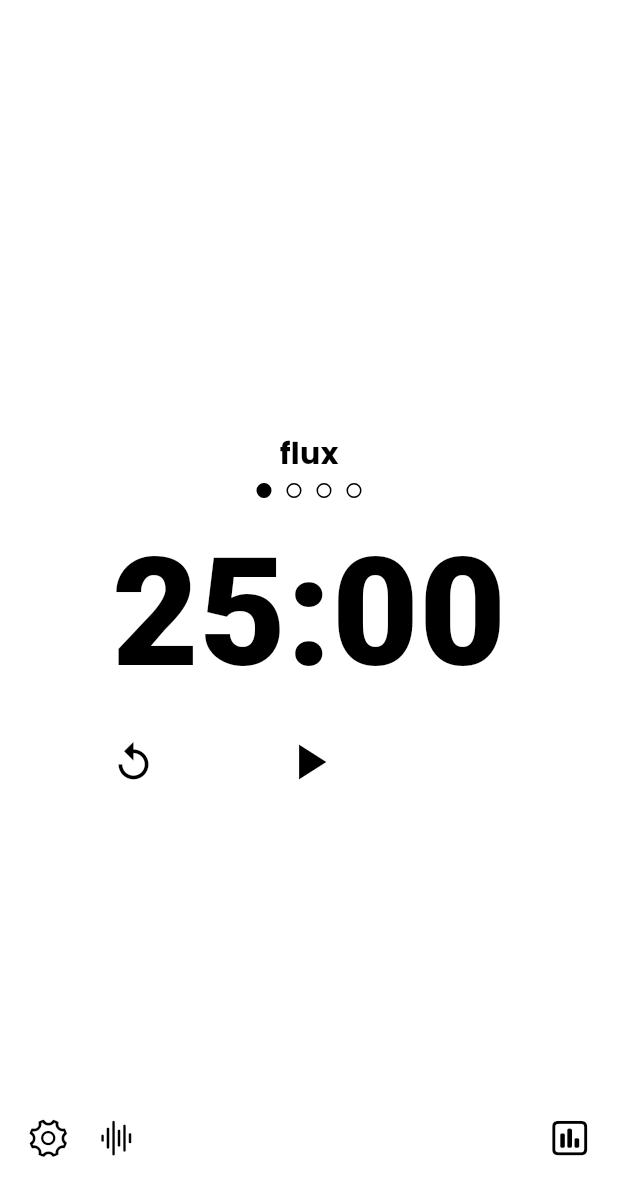
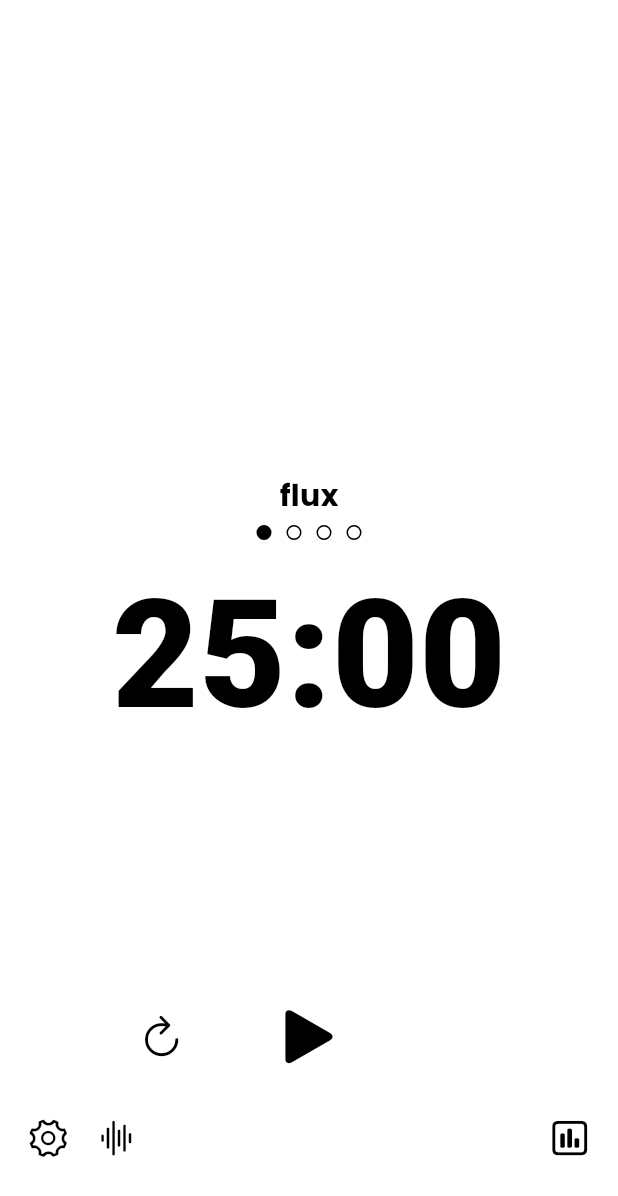
Before and after one commit to serifagir/flux, a Flutter app: the screen it shows after launch, on a phone screen of 412 x 824 dp. Shown: the top 1196 px of the screen. Run offline on Flutter 3.47's test engine with Material 3 defaults, Android fonts, the phone set to English and light mode, and no system bars; our stand-ins replace fl_chart, google_fonts, settings_ui, shared_preferences, wakelock; missing offline and left inert: dart:ffi.

Commit message:
theme main page timer controller

```diff
--- a/lib/components/main_page_components/session_control_buttons.dart
+++ b/lib/components/main_page_components/session_control_buttons.dart
@@ -1,4 +1,8 @@
+import 'dart:ffi';
+
+import 'package:flutter/cupertino.dart';
 import 'package:flutter/material.dart';
+import 'package:flux/provider/flux_configure_provider.dart';
 import 'package:flux/provider/time_provider.dart';
 import 'package:provider/provider.dart';
 
@@ -10,33 +14,46 @@ class SessionControlButtons extends StatelessWidget {
   @override
   Widget build(BuildContext context) {
     final timerProvider = Provider.of<TimerProvider>(context);
+    final size = MediaQuery.of(context).size;
     return Row(
-      mainAxisAlignment: MainAxisAlignment.spaceEvenly,
+      mainAxisAlignment: MainAxisAlignment.spaceBetween,
       crossAxisAlignment: CrossAxisAlignment.center,
       children: [
         IconButton(
           onPressed: () {
             if (!timerProvider.isEqual) {
               timerProvider.resetTimer();
-              timerProvider.toggleTimer();
+            }
+            if (!timerProvider.isRunning) {
+              timerProvider.resetCurrentSession();
             }
           },
-          icon: Icon(Icons.replay, size: 30.0),
+          icon: Icon(
+              timerProvider.isRunning ? null : CupertinoIcons.refresh_thick,
+              size: 30.0),
+        ),
+        SizedBox(
+          width: size.width * 0.1,
         ),
         IconButton(
           onPressed: () {
             timerProvider.toggleTimer();
           },
           icon: Icon(
-            timerProvider.isRunning ? Icons.pause : Icons.play_arrow,
-            size: 40.0,
+            timerProvider.isRunning
+                ? CupertinoIcons.pause_fill
+                : CupertinoIcons.play_fill,
+            size: 50.0,
           ),
+        ),
+        SizedBox(
+          width: size.width * 0.1,
         ),
         IconButton(
           onPressed: () {
             timerProvider.jumpNextRound();
           },
-          icon: Icon(timerProvider.isBreakTime ? Icons.fast_forward : null,
+          icon: Icon(timerProvider.isBreakTime ? CupertinoIcons.forward : null,
               size: 30.0),
         ),
       ],
--- a/lib/screens/main_page.dart
+++ b/lib/screens/main_page.dart
@@ -20,6 +20,7 @@ class MainPage extends StatelessWidget {
     return Scaffold(
       body: Center(
           child: Stack(
+        alignment: AlignmentDirectional.center,
         children: [
           Positioned(
               bottom: size.width * 0.1,
@@ -76,14 +77,14 @@ class MainPage extends StatelessWidget {
           //           CupertinoIcons.paintbrush,
           //           size: 30,
           //         ))),
-          const Column(
-            mainAxisAlignment: MainAxisAlignment.center,
-            crossAxisAlignment: CrossAxisAlignment.center,
-            children: [
-              SessionTimer(),
-              SessionControlButtons(),
-            ],
+
+          Center(
+            child: SessionTimer(),
           ),
+          Positioned(
+            bottom: 100,
+            child: SessionControlButtons(),
+          )
         ],
       )),
     );
@@ -102,6 +103,7 @@ class FluxConfigureDialog extends StatelessWidget {
   Widget build(BuildContext context) {
     final size = MediaQuery.of(context).size;
     return AlertDialog(
+        surfaceTintColor: Theme.of(context).colorScheme.background,
         backgroundColor: Theme.of(context).colorScheme.background,
         title: Text(
           "Configure Flux",
--- a/lib/theme/dark_theme.dart
+++ b/lib/theme/dark_theme.dart
@@ -8,6 +8,10 @@ class DarkThemeColors {
 }
 
 ThemeData darkTheme = ThemeData(
+  splashColor: Colors.transparent,
+  highlightColor: Colors.transparent,
+  hoverColor: Colors.transparent,
+  focusColor: Colors.transparent,
   colorScheme: ColorScheme.dark(
     primary: DarkThemeColors.primary,
     secondary: DarkThemeColors.secondary,
@@ -20,4 +24,8 @@ ThemeData darkTheme = ThemeData(
     onError: DarkThemeColors.background,
     brightness: Brightness.dark,
   ),
+  buttonTheme: const ButtonThemeData(
+    splashColor: Colors.transparent,
+    highlightColor: Colors.transparent,
+  ),
 );
--- a/lib/theme/light_theme.dart
+++ b/lib/theme/light_theme.dart
@@ -8,6 +8,10 @@ class LightThemeColors {
 }
 
 ThemeData lightTheme = ThemeData(
+  splashColor: Colors.transparent,
+  highlightColor: Colors.transparent,
+  hoverColor: Colors.transparent,
+  focusColor: Colors.transparent,
   colorScheme: ColorScheme.light(
     primary: LightThemeColors.primary,
     secondary: LightThemeColors.secondary,
@@ -20,4 +24,12 @@ ThemeData lightTheme = ThemeData(
     onError: LightThemeColors.background,
     brightness: Brightness.light,
   ),
+  buttonTheme: const ButtonThemeData(
+      splashColor: Colors.transparent,
+      highlightColor: Colors.transparent,
+      hoverColor: Colors.transparent,
+      focusColor: Colors.transparent),
+  iconButtonTheme: const IconButtonThemeData(
+      style: ButtonStyle(
+          splashFactory: NoSplash.splashFactory, enableFeedback: false)),
 );
```
Also changed, not shown: lib/provider/time_provider.dart (+7 -0 lines), lib/screens/stats_page.dart (+19 -3 lines).
